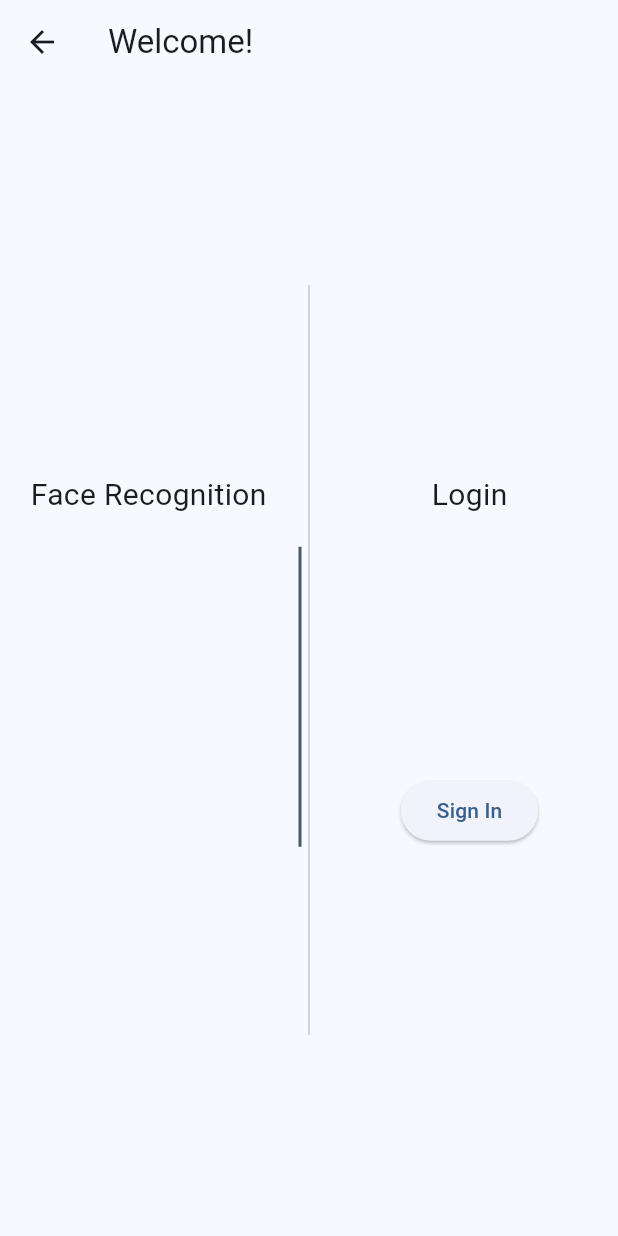
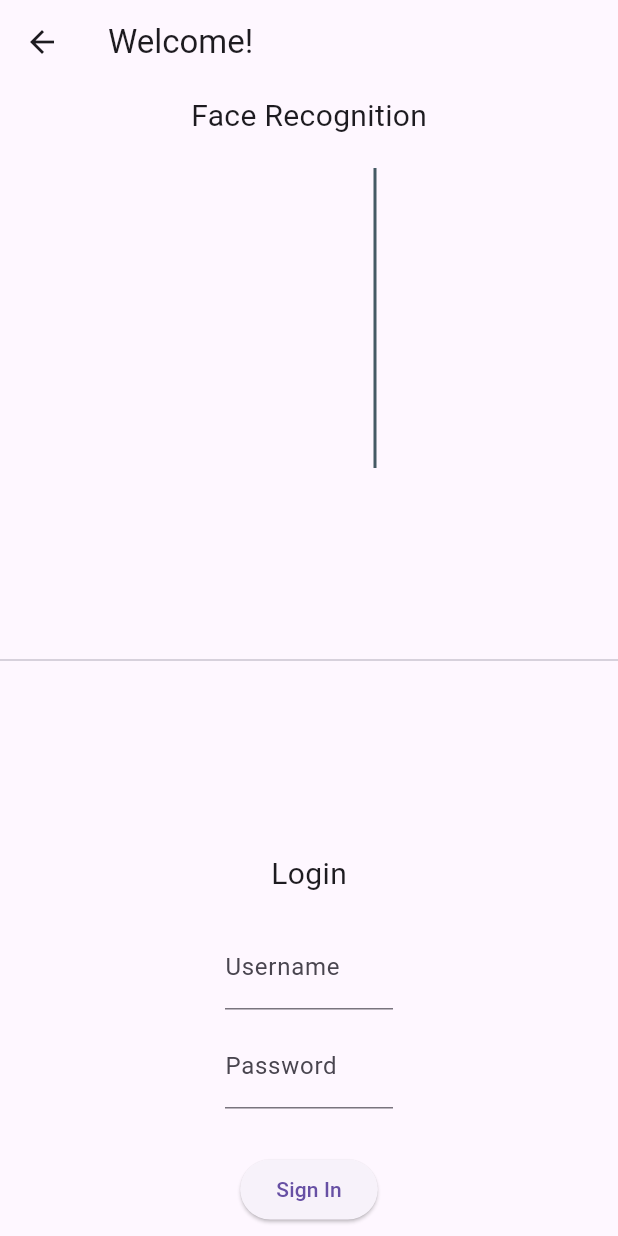
Before and after one commit to sirishant/AOTM-FE-2, a Flutter app: the LoginPage screen opened directly, on a phone screen of 412 x 824 dp. Run offline on Flutter 3.47's test engine with Material 3 defaults, Android fonts, the light colour scheme and no system bars; our stand-ins replace flutter_svg.

Commit message:
Make somewhat responsive

```diff
--- a/lib/start/login.dart
+++ b/lib/start/login.dart
@@ -3,12 +3,19 @@ import 'package:flutter/material.dart';
 class LoginPage extends StatelessWidget {
   @override
   Widget build(BuildContext context) {
-    return Scaffold(
+    var isLandscape = MediaQuery.of(context).orientation == Orientation.landscape;
+
+    return Theme(
+      data: ThemeData(
+        useMaterial3: true,
+      ),
+      child: Scaffold(
         appBar: AppBar(
           title: Text('Welcome!'),
         ),
         body: Center(
-        child: Row(
+          child: isLandscape
+              ? Row(
                   children: [
                     Expanded(
                       child: Column(
@@ -17,8 +24,8 @@ class LoginPage extends StatelessWidget {
                           Text('Face Recognition', style: TextStyle(fontSize: 20)),
                           SizedBox(height: 20),
                           Padding(
-                    padding: const EdgeInsets.fromLTRB(200, 0, 200, 0),
-                    child: Placeholder(fallbackHeight: 200, fallbackWidth: 200),
+                            padding: const EdgeInsets.fromLTRB(100, 0, 100, 0),
+                            child: Placeholder(fallbackHeight: 200),
                           ),
                         ],
                       ),
@@ -56,6 +63,42 @@ class LoginPage extends StatelessWidget {
                       ),
                     ),
                   ],
+                )
+              : Column(
+                  mainAxisAlignment: MainAxisAlignment.center,
+                  children: [
+                    Text('Face Recognition', style: TextStyle(fontSize: 20)),
+                    SizedBox(height: 20),
+                    Padding(
+                      padding: const EdgeInsets.fromLTRB(250, 0, 250, 0),
+                      child: Placeholder(fallbackHeight: 200, fallbackWidth: 200),
+                    ),
+                    SizedBox(height: 120),
+                    Divider(),
+                    SizedBox(height: 120),
+                    Text('Login', style: TextStyle(fontSize: 20)),
+                    SizedBox(height: 20),
+                    Padding(
+                      padding: const EdgeInsets.fromLTRB(150, 0, 150, 0),
+                      child: TextField(
+                        decoration: InputDecoration(labelText: 'Username'),
+                      ),
+                    ),
+                    SizedBox(height: 10),
+                    Padding(
+                      padding: const EdgeInsets.fromLTRB(150, 0, 150, 0),
+                      child: TextField(
+                        decoration: InputDecoration(labelText: 'Password'),
+                        obscureText: true,
+                      ),
+                    ),
+                    SizedBox(height: 30),
+                    ElevatedButton(
+                      onPressed: () {},
+                      child: Text('Sign In'),
+                    ),
+                  ],
+                ),
         ),
       ),
     );
```
Lines whose indentation alone changed are shown as unchanged.
